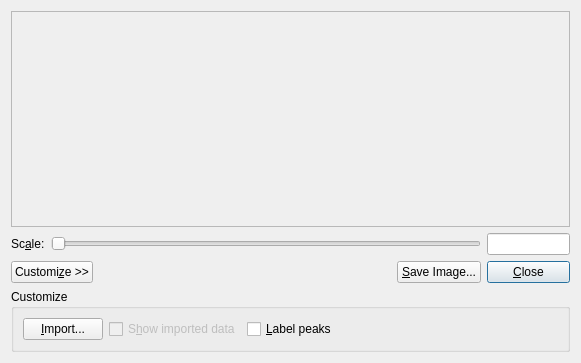
This is libavogadro/src/extensions/vibrationplot.ui in cryos/avogadro as Qt 5 draws it before an edit. The edited form follows.
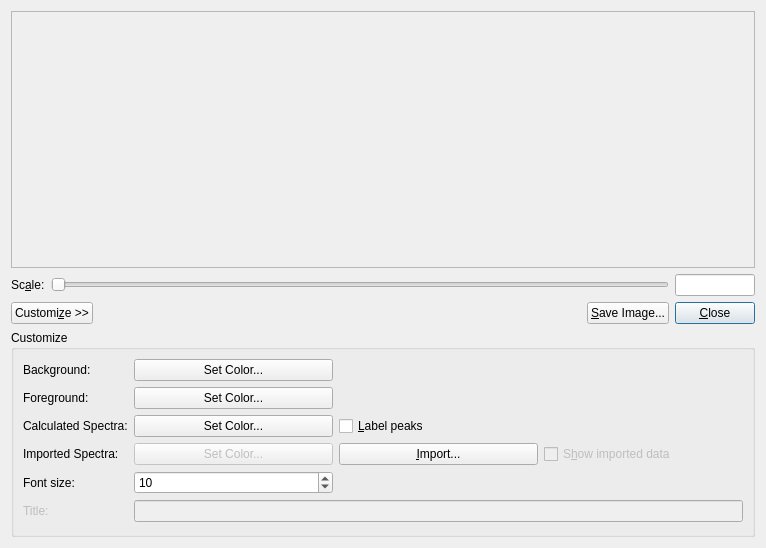
This is the edited form. Custom widgets are drawn as their Qt base class.

Commit message: Added options to vibrationplot.* for color, font size, etc...

```diff
--- a/libavogadro/src/extensions/vibrationplot.ui
+++ b/libavogadro/src/extensions/vibrationplot.ui
@@ -5,15 +5,15 @@
    <rect>
     <x>0</x>
     <y>0</y>
-    <width>581</width>
-    <height>363</height>
+    <width>766</width>
+    <height>548</height>
    </rect>
   </property>
   <property name="windowTitle" >
    <string>Vibration Plot</string>
   </property>
   <layout class="QGridLayout" name="gridLayout" >
-   <item row="1" column="6" >
+   <item row="1" column="4" >
     <widget class="QLineEdit" name="scaleEdit" >
      <property name="sizePolicy" >
       <sizepolicy vsizetype="Minimum" hsizetype="Ignored" >
@@ -38,7 +38,7 @@
      </property>
     </widget>
    </item>
-   <item row="1" column="1" colspan="5" >
+   <item row="1" column="1" colspan="3" >
     <widget class="QSlider" name="scaleSlider" >
      <property name="sizePolicy" >
       <sizepolicy vsizetype="Fixed" hsizetype="Expanding" >
@@ -51,8 +51,20 @@
      </property>
     </widget>
    </item>
-   <item row="0" column="0" colspan="7" >
+   <item row="0" column="0" colspan="5" >
     <widget class="Avogadro::PlotWidget" name="plot" >
+     <property name="sizePolicy" >
+      <sizepolicy vsizetype="Preferred" hsizetype="Preferred" >
+       <horstretch>0</horstretch>
+       <verstretch>0</verstretch>
+      </sizepolicy>
+     </property>
+     <property name="baseSize" >
+      <size>
+       <width>800</width>
+       <height>500</height>
+      </size>
+     </property>
      <property name="frameShape" >
       <enum>QFrame::StyledPanel</enum>
      </property>
@@ -61,7 +73,7 @@
      </property>
     </widget>
    </item>
-   <item row="2" column="6" >
+   <item row="2" column="4" >
     <widget class="QPushButton" name="pushButton" >
      <property name="text" >
       <string>&amp;Close</string>
@@ -84,14 +96,27 @@
      </property>
     </widget>
    </item>
-   <item row="2" column="5" >
+   <item row="2" column="3" >
     <widget class="QPushButton" name="push_save" >
      <property name="text" >
       <string>&amp;Save Image...</string>
      </property>
     </widget>
    </item>
-   <item row="3" column="0" colspan="7" >
+   <item row="2" column="0" colspan="2" >
+    <widget class="QPushButton" name="push_customize" >
+     <property name="sizePolicy" >
+      <sizepolicy vsizetype="Fixed" hsizetype="Fixed" >
+       <horstretch>0</horstretch>
+       <verstretch>0</verstretch>
+      </sizepolicy>
+     </property>
+     <property name="text" >
+      <string>Customi&amp;ze >></string>
+     </property>
+    </widget>
+   </item>
+   <item row="3" column="0" colspan="5" >
     <widget class="QGroupBox" name="gb_customize" >
      <property name="sizePolicy" >
       <sizepolicy vsizetype="Fixed" hsizetype="Minimum" >
@@ -99,11 +124,58 @@
        <verstretch>0</verstretch>
       </sizepolicy>
      </property>
+     <property name="maximumSize" >
+      <size>
+       <width>16777215</width>
+       <height>207</height>
+      </size>
+     </property>
      <property name="title" >
       <string>Customize</string>
      </property>
      <layout class="QGridLayout" name="gridLayout_2" >
-      <item row="0" column="0" >
+      <item row="3" column="0" >
+       <widget class="QLabel" name="label_3" >
+        <property name="text" >
+         <string>Calculated Spectra:</string>
+        </property>
+       </widget>
+      </item>
+      <item row="3" column="1" >
+       <widget class="QPushButton" name="push_colorCalculated" >
+        <property name="text" >
+         <string>Set Color...</string>
+        </property>
+       </widget>
+      </item>
+      <item row="3" column="2" >
+       <widget class="QCheckBox" name="cb_labelPeaks" >
+        <property name="text" >
+         <string>&amp;Label peaks</string>
+        </property>
+        <property name="checked" >
+         <bool>false</bool>
+        </property>
+       </widget>
+      </item>
+      <item row="4" column="0" >
+       <widget class="QLabel" name="label_4" >
+        <property name="text" >
+         <string>Imported Spectra:</string>
+        </property>
+       </widget>
+      </item>
+      <item row="4" column="1" >
+       <widget class="QPushButton" name="push_colorImported" >
+        <property name="enabled" >
+         <bool>false</bool>
+        </property>
+        <property name="text" >
+         <string>Set Color...</string>
+        </property>
+       </widget>
+      </item>
+      <item row="4" column="2" >
        <widget class="QPushButton" name="push_import" >
         <property name="sizePolicy" >
          <sizepolicy vsizetype="Minimum" hsizetype="Minimum" >
@@ -119,7 +191,7 @@
         </property>
        </widget>
       </item>
-      <item row="0" column="1" >
+      <item row="4" column="3" >
        <widget class="QCheckBox" name="cb_import" >
         <property name="enabled" >
          <bool>false</bool>
@@ -129,53 +201,85 @@
         </property>
        </widget>
       </item>
-      <item row="0" column="2" >
-       <widget class="QCheckBox" name="cb_labelPeaks" >
+      <item row="5" column="0" >
+       <widget class="QLabel" name="label_5" >
         <property name="text" >
-         <string>&amp;Label peaks</string>
+         <string>Font size:</string>
         </property>
-        <property name="checked" >
-         <bool>false</bool>
+       </widget>
+      </item>
+      <item row="1" column="1" >
+       <widget class="QPushButton" name="push_colorBackground" >
+        <property name="text" >
+         <string>Set Color...</string>
         </property>
        </widget>
       </item>
-      <item row="0" column="3" >
-       <spacer name="horizontalSpacer" >
-        <property name="orientation" >
-         <enum>Qt::Horizontal</enum>
+      <item row="1" column="0" >
+       <widget class="QLabel" name="label_2" >
+        <property name="sizePolicy" >
+         <sizepolicy vsizetype="Preferred" hsizetype="Fixed" >
+          <horstretch>0</horstretch>
+          <verstretch>0</verstretch>
+         </sizepolicy>
         </property>
-        <property name="sizeHint" stdset="0" >
-         <size>
-          <width>40</width>
-          <height>20</height>
-         </size>
+        <property name="text" >
+         <string>Background:</string>
         </property>
-       </spacer>
+       </widget>
+      </item>
+      <item row="5" column="1" >
+       <widget class="QSpinBox" name="spin_fontSize" >
+        <property name="minimum" >
+         <number>4</number>
+        </property>
+        <property name="maximum" >
+         <number>32</number>
+        </property>
+        <property name="value" >
+         <number>10</number>
+        </property>
+       </widget>
+      </item>
+      <item row="2" column="0" >
+       <widget class="QLabel" name="label_6" >
+        <property name="text" >
+         <string>Foreground:</string>
+        </property>
+       </widget>
+      </item>
+      <item row="2" column="1" >
+       <widget class="QPushButton" name="push_colorForeground" >
+        <property name="text" >
+         <string>Set Color...</string>
+        </property>
+       </widget>
+      </item>
+      <item row="6" column="0" >
+       <widget class="QLabel" name="label_7" >
+        <property name="enabled" >
+         <bool>false</bool>
+        </property>
+        <property name="text" >
+         <string>Title:</string>
+        </property>
+       </widget>
+      </item>
+      <item row="6" column="1" colspan="3" >
+       <widget class="QLineEdit" name="lineEdit" >
+        <property name="enabled" >
+         <bool>false</bool>
+        </property>
+       </widget>
       </item>
      </layout>
     </widget>
    </item>
-   <item row="2" column="0" colspan="2" >
-    <widget class="QPushButton" name="push_customize" >
-     <property name="sizePolicy" >
-      <sizepolicy vsizetype="Fixed" hsizetype="Fixed" >
-       <horstretch>0</horstretch>
-       <verstretch>0</verstretch>
-      </sizepolicy>
-     </property>
-     <property name="text" >
-      <string>Customi&amp;ze >></string>
-     </property>
-    </widget>
-   </item>
-   <item row="2" column="2" colspan="3" >
-    <spacer name="horizontalSpacer_2" >
+   <item row="2" column="2" >
+    <spacer name="horizontalSpacer" >
      <property name="orientation" >
       <enum>Qt::Horizontal</enum>
      </property>
-     <property name="sizeType" >
-      <enum>QSizePolicy::Expanding</enum>
-     </property>
      <property name="sizeHint" stdset="0" >
       <size>
        <width>40</width>
```
Left out of the diff: 12 changed lines with no effect on the pictures. The commit also changes 2 other files.
